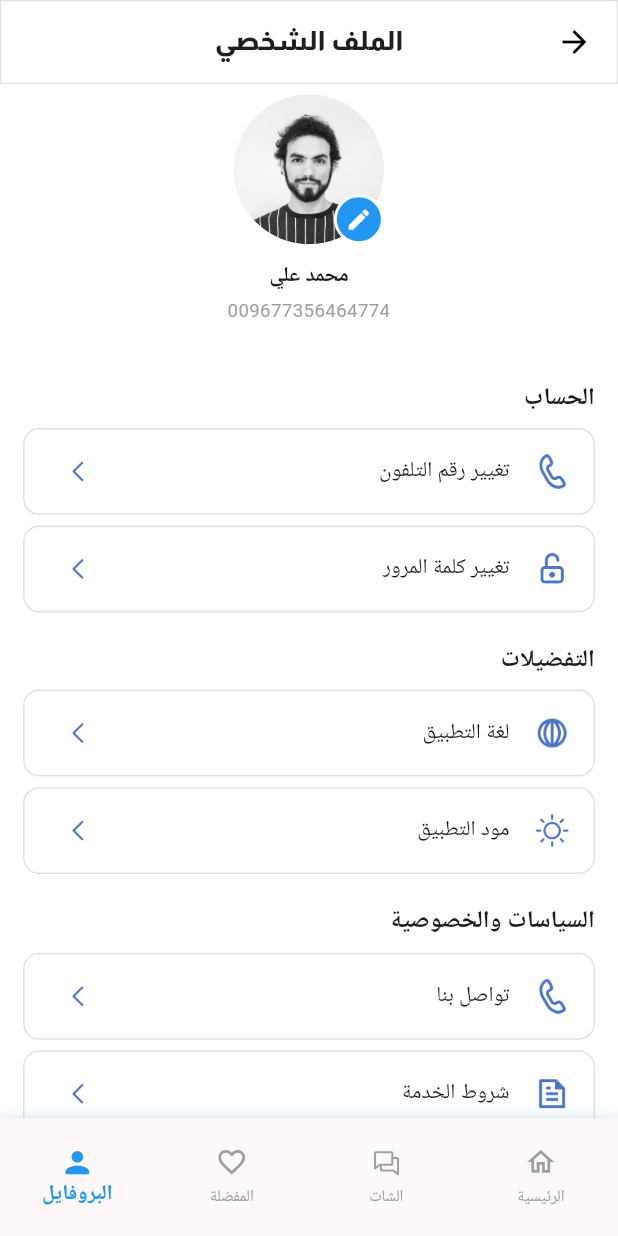
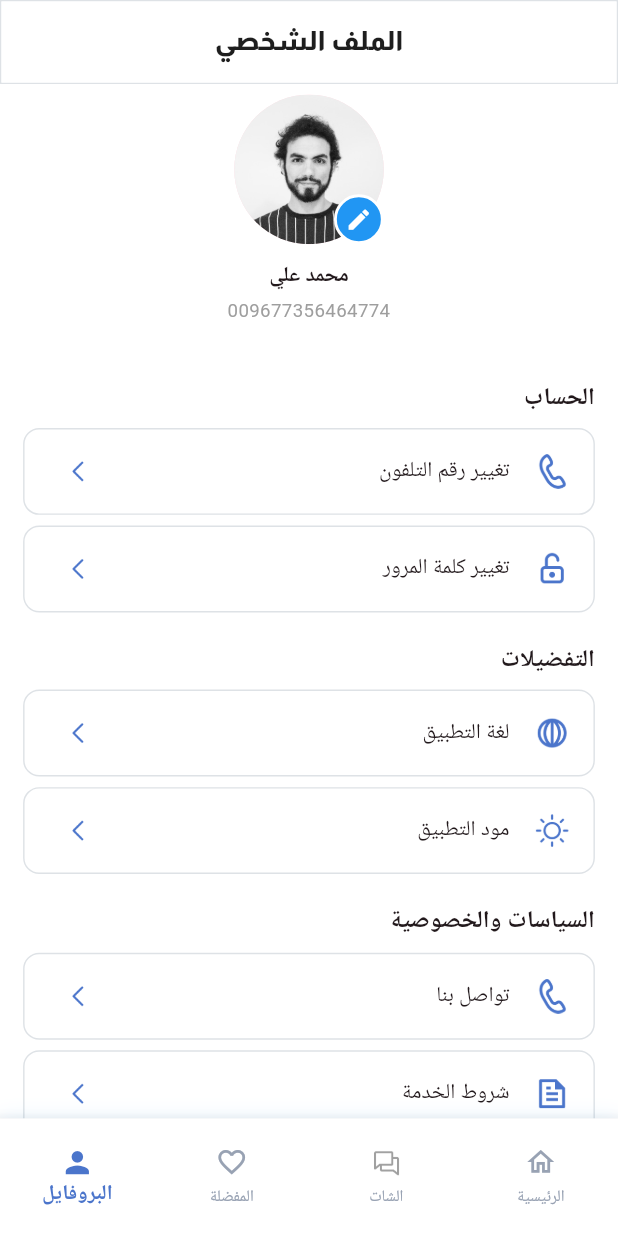
Before and after one commit to mona-alrayes/furniture_movers_project, a Flutter app: the MainLayout screen opened by its route, item 4 of the bottom bar chosen, on a phone screen of 412 x 824 dp. Run offline on Flutter 3.47's test engine with Material 3 defaults, Android fonts, the phone set to English and light mode, and no system bars; our stand-ins replace carousel_slider, flutter_rating_bar, flutter_screenutil, flutter_svg, google_fonts, image_picker and 4 more; accounts and stored records are empty.

Commit message:
'fix main_layout background color and button colors | fix login push to main layout  | fixing chat_list appbar | fixing lauch url function in contact_us | disable auto leading in profile screen'

```diff
--- a/lib/core/widgets/main_layout.dart
+++ b/lib/core/widgets/main_layout.dart
@@ -1,6 +1,7 @@
 import 'package:flutter/material.dart';
 import 'package:flutter_screenutil/flutter_screenutil.dart';
 import 'package:flutter_svg/svg.dart';
+import 'package:furniture_movers_project/core/theme/colors.dart';
 import 'package:furniture_movers_project/screens/chat/chat_list_screen.dart';
 import 'package:furniture_movers_project/screens/home/home_screen.dart';
 import 'package:furniture_movers_project/screens/favorite/favorite_screen.dart';
@@ -60,8 +61,9 @@ class _MainLayoutState extends State<MainLayout> {
             currentIndex: _currentIndex,
             onTap: _onItemTapped,
             type: BottomNavigationBarType.fixed,
-            selectedItemColor: Colors.blue,
-            unselectedItemColor: Colors.grey,
+            backgroundColor: Colors.white,
+            selectedItemColor: AppColors.primary,
+            unselectedItemColor: AppColors.grey,
             selectedLabelStyle: TextStyle(fontWeight: FontWeight.bold),
             unselectedLabelStyle: TextStyle(fontSize: 12.sp),
             items: [
@@ -84,7 +86,7 @@ class _MainLayoutState extends State<MainLayout> {
                 ),
                 activeIcon: ColorFiltered(
                   colorFilter: const ColorFilter.mode(
-                    Colors.blue, // اللون عند التفعيل
+                    AppColors.primary, // اللون عند التفعيل
                     BlendMode.srcIn,
                   ),
                   child: Image.asset(
--- a/lib/screens/auth/login_screen.dart
+++ b/lib/screens/auth/login_screen.dart
@@ -178,7 +178,6 @@ class _LoginScreenState extends State<LoginScreen> {
                   onPressed: () {
                     if (_phoneController.text.isNotEmpty &&
                         _passwordController.text.isNotEmpty) {
-                      // استبدل هذا الجزء:
                       Navigator.pushReplacement(
                         context,
                         MaterialPageRoute(
--- a/lib/screens/profile/profile_screen.dart
+++ b/lib/screens/profile/profile_screen.dart
@@ -142,7 +142,7 @@ class _ProfileScreenState extends State<ProfileScreen> {
               border: Border.all(color: AppColors.regularGrey, width: 1.w),
             ),
             child: AppBar(
-              //automaticallyImplyLeading: false,
+              automaticallyImplyLeading: false,
               backgroundColor: Colors.white,
               elevation: 0,
               centerTitle: true,
```
Also changed, not shown: lib/screens/chat/chat_list_screen.dart (+30 -14 lines), lib/screens/profile/contact_us_screen.dart (+13 -5 lines), pubspec.lock.
